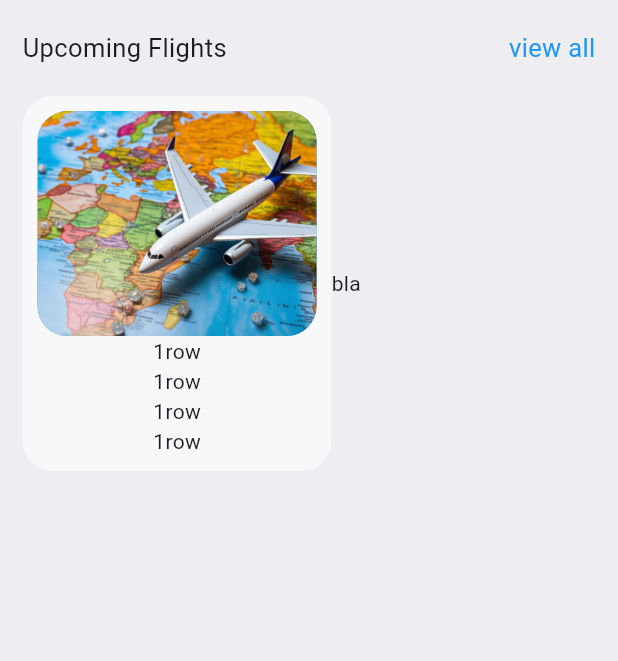
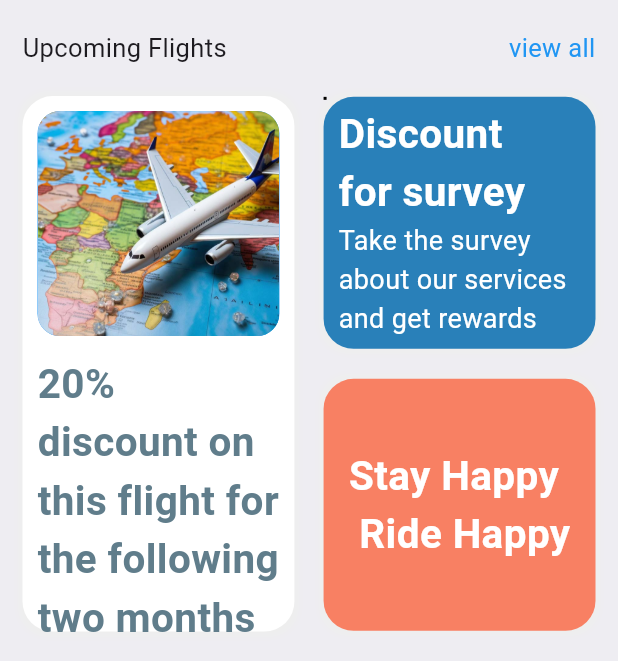
Before and after one commit to Sahi552/Ticketapp, a Flutter app: the SearchScreen screen opened directly, on a phone screen of 412 x 824 dp, the part 575-1236 px from its top. Run offline on Flutter 3.47's test engine with Material 3 defaults, Android fonts, the phone set to English and light mode, and no system bars; our stand-ins replace fluentui_icons.

Commit message:
comitted on 26/10

```diff
--- a/lib/Basement/bottom_nav_bar.dart
+++ b/lib/Basement/bottom_nav_bar.dart
@@ -2,6 +2,7 @@ import 'package:fluentui_icons/fluentui_icons.dart';
 import 'package:flutter/material.dart';
 import 'package:ticket/screens/home/home_screen.dart';
 import 'package:ticket/screens/search/search_screen.dart';
+import 'package:ticket/screens/ticket/ticket_screen.dart';
 
 class BottomNav extends StatefulWidget {
   const BottomNav({super.key});
@@ -14,7 +15,7 @@ class _BottomNavState extends State<BottomNav> {
   final appScreens = [
     const HomeScreen(),
     const SearchScreen(),
-    const Center(child: Text('Ticket')),
+    const TicketScreen(),
     const Center(child: Text('Profile')),
   ];
   int _selectedindex = 0;
--- a/lib/Basement/widget/flight.dart
+++ b/lib/Basement/widget/flight.dart
@@ -8,33 +8,43 @@ class Flight extends StatelessWidget {
 
   @override
   Widget build(BuildContext context) {
-    return Container(
-      child: Row(
+    return Row(
+      mainAxisAlignment: MainAxisAlignment.spaceBetween,
       children: [
         Column(
           children: [
             Container(
-                width: width * .50,
+              width: width * .44,
+              height: 357,
               decoration: BoxDecoration(
-                    color: Colors.white60,
-                    borderRadius: BorderRadius.circular(20)),
+                  color: Colors.white,
+                  borderRadius: BorderRadius.circular(20),
+                  boxShadow: [
+                    BoxShadow(
+                        color: Colors.grey.shade200,
+                        blurRadius: 3,
+                        spreadRadius: 3)
+                  ]),
               child: Padding(
-                  padding: EdgeInsets.all(10),
+                padding: const EdgeInsets.all(10),
                 child: Column(
                   children: [
                     Container(
                       height: 150,
                       decoration: BoxDecoration(
                           color: Colors.blue,
-                            borderRadius: BorderRadius.circular(20),
-                            image: DecorationImage(
+                          borderRadius: BorderRadius.circular(15),
+                          image: const DecorationImage(
                               image: AssetImage(Assert.flight),
                               fit: BoxFit.cover)),
                     ),
-                      const Text('1row'),
-                      const Text('1row'),
-                      const Text('1row'),
-                      const Text('1row'),
+                    const SizedBox(
+                      height: 12,
+                    ),
+                    Text(
+                      '20% discount on this flight for the following two months',
+                      style: Appstyle.headLine02,
+                    ),
                   ],
                 ),
               ),
@@ -43,13 +53,67 @@ class Flight extends StatelessWidget {
         ),
         Column(
           children: [
-              Center(
-                child: Text('bla'),
+            Stack(children: [
+              Container(
+                width: width * .44,
+                height: 168,
+                padding:
+                    const EdgeInsets.symmetric(horizontal: 10, vertical: 5),
+                decoration: BoxDecoration(
+                    color: Appstyle.ticketColor1,
+                    borderRadius: BorderRadius.circular(20),
+                    boxShadow: [
+                      BoxShadow(
+                          color: Colors.grey.shade200,
+                          blurRadius: 3,
+                          spreadRadius: 3)
+                    ]),
+                child: Column(
+                    crossAxisAlignment: CrossAxisAlignment.start,
+                    children: [
+                      Text(
+                        'Discount \nfor survey',
+                        style: Appstyle.headLine02.copyWith(
+                          color: Colors.white,
+                        ),
+                      ),
+                      Text(
+                        'Take the survey about our services and get rewards',
+                        style: Appstyle.headLine01
+                            .copyWith(color: Colors.white, fontSize: 18),
+                      )
+                    ]),
+              ),
+              Container(
+                decoration: BoxDecoration(
+                  border: Border.all(),
+                ),
+              )
+            ]),
+            const SizedBox(
+              height: 20,
+            ),
+            Container(
+              width: width * .44,
+              height: 168,
+              decoration: BoxDecoration(
+                  color: Appstyle.ticketColor2,
+                  borderRadius: BorderRadius.circular(20),
+                  boxShadow: [
+                    BoxShadow(
+                        color: Colors.grey.shade200,
+                        blurRadius: 3,
+                        spreadRadius: 3)
+                  ]),
+              child: Center(
+                  child: Text(
+                'Stay Happy \n Ride Happy',
+                style: Appstyle.headLine02.copyWith(color: Colors.white),
+              )),
             )
           ],
         )
       ],
-      ),
     );
   }
 }
--- a/lib/main.dart
+++ b/lib/main.dart
@@ -26,7 +26,7 @@ class _MyAppState extends State<MyApp> {
         "/": (context) => const BottomNav(),
         "allTickets": (context) => const AllTickets(),
         "allHotels": (context) => const AllHotels(),
-        "flightscard": (context) => const FlightsCards()
+        "flights card": (context) => const FlightsCards()
       },
     );
   }
--- a/lib/screens/search/search_screen.dart
+++ b/lib/screens/search/search_screen.dart
@@ -15,6 +15,7 @@ class SearchScreen extends StatelessWidget {
     return Scaffold(
         backgroundColor: Appstyle.primaryColor,
         body: ListView(
+          scrollDirection: Axis.vertical,
           children: [
             Container(
               padding: const EdgeInsets.all(15),
@@ -48,7 +49,7 @@ class SearchScreen extends StatelessWidget {
                     eventName: 'Upcoming Flights',
                     expand: 'view all',
                     func: () {
-                      Navigator.pushNamed(context, 'flightscard');
+                      Navigator.pushNamed(context, 'flights card');
                     },
                   ),
                   const SizedBox(
--- /dev/null
+++ b/lib/screens/ticket/ticket_screen.dart
@@ -0,0 +1,22 @@
+import 'package:flutter/material.dart';
+import 'package:ticket/Basement/Res/styles.dart';
+
+class TicketScreen extends StatelessWidget {
+  const TicketScreen({super.key});
+
+  @override
+  Widget build(BuildContext context) {
+    return Scaffold(
+      appBar: AppBar(),
+      body: ListView(
+        scrollDirection: Axis.vertical,
+        children: [
+          Text(
+            'Tickets',
+            style: Appstyle.headLine02.copyWith(fontSize: 40),
+          )
+        ],
+      ),
+    );
+  }
+}
```
Lines whose indentation alone changed are shown as unchanged.
